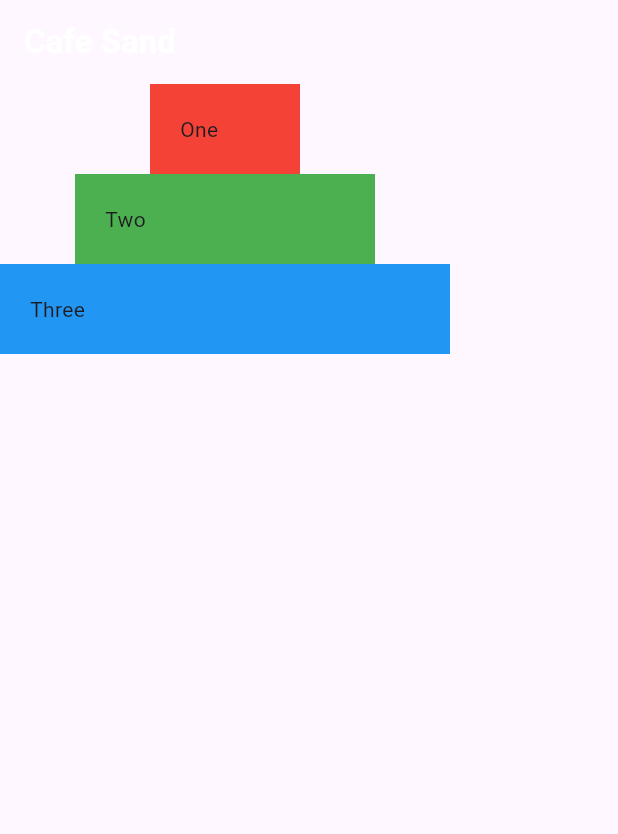
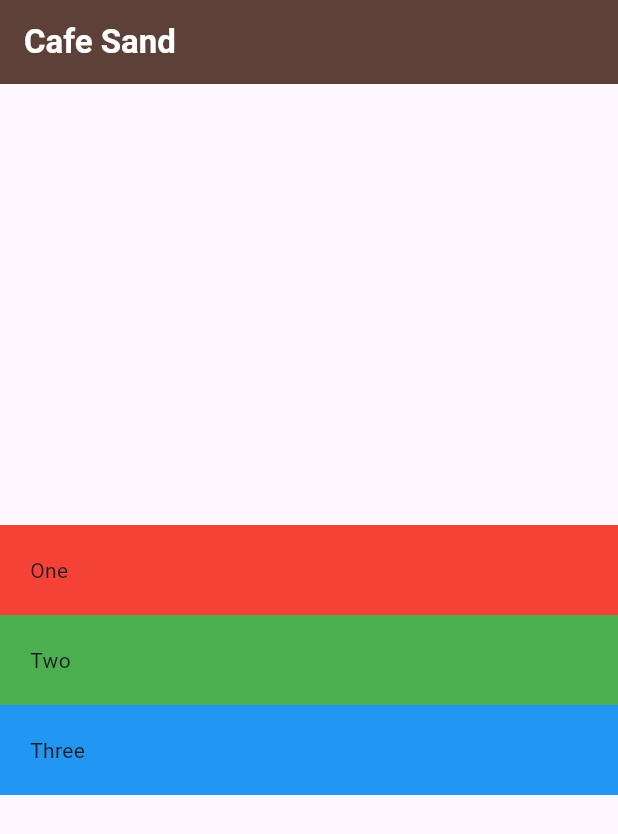
Before and after one commit to YeYint3424/flutter_cafe, a Flutter app: the screen it shows after launch, on a phone screen of 412 x 824 dp. Shown: the top 834 px of the screen. Run offline on Flutter 3.47's test engine with Material 3 defaults, Android fonts, the phone set to English and light mode, and no system bars.

Commit message:
add for style

```diff
--- a/lib/main.dart
+++ b/lib/main.dart
@@ -15,8 +15,11 @@ class SandBox extends StatelessWidget {
           'Cafe Sand',
           style: TextStyle(color: Colors.white, fontWeight: FontWeight.bold),
         ),
+        backgroundColor: Colors.brown[700],
       ),
       body: Column(
+        crossAxisAlignment: CrossAxisAlignment.stretch,
+        mainAxisAlignment: MainAxisAlignment.center,
         children: [
           Container(
             padding: const EdgeInsets.all(20),
```
